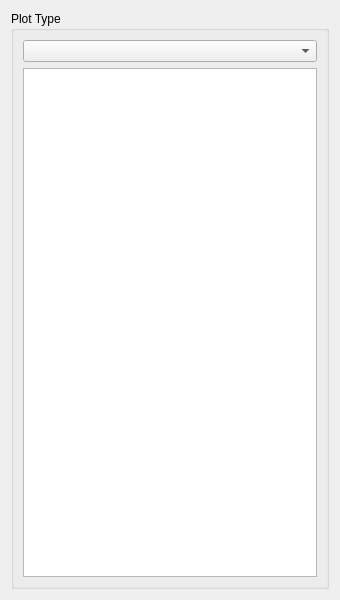
Qt form mtpy/gui/SmartMT/ui_asset/plot_options.ui (MTgeophysics/mtpy) before a commit.
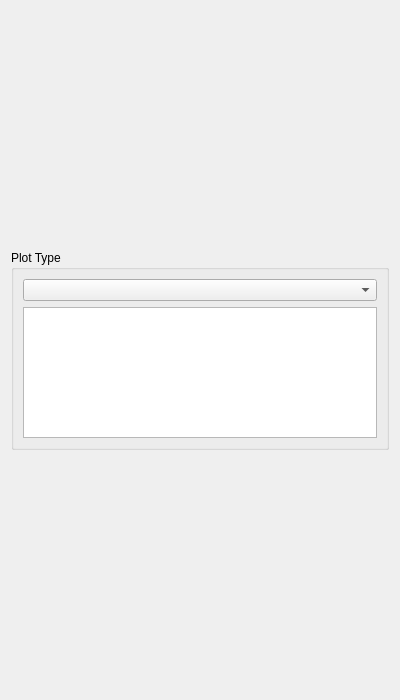
The same form after that commit.

```diff
--- a/mtpy/gui/SmartMT/ui_asset/plot_options.ui
+++ b/mtpy/gui/SmartMT/ui_asset/plot_options.ui
@@ -9,9 +9,15 @@
    <rect>
     <x>0</x>
     <y>0</y>
+    <width>400</width>
+    <height>700</height>
+   </rect>
+  </property>
+  <property name="minimumSize">
+   <size>
     <width>340</width>
     <height>600</height>
-   </rect>
+   </size>
   </property>
   <property name="windowTitle">
    <string>Plot Option</string>
@@ -19,6 +25,24 @@
   <layout class="QVBoxLayout" name="verticalLayout">
    <item>
     <widget class="QGroupBox" name="groupBoxPlot_Type">
+     <property name="sizePolicy">
+      <sizepolicy hsizetype="Expanding" vsizetype="MinimumExpanding">
+       <horstretch>0</horstretch>
+       <verstretch>0</verstretch>
+      </sizepolicy>
+     </property>
+     <property name="minimumSize">
+      <size>
+       <width>0</width>
+       <height>200</height>
+      </size>
+     </property>
+     <property name="maximumSize">
+      <size>
+       <width>16777215</width>
+       <height>200</height>
+      </size>
+     </property>
      <property name="title">
       <string>Plot Type</string>
      </property>
```
